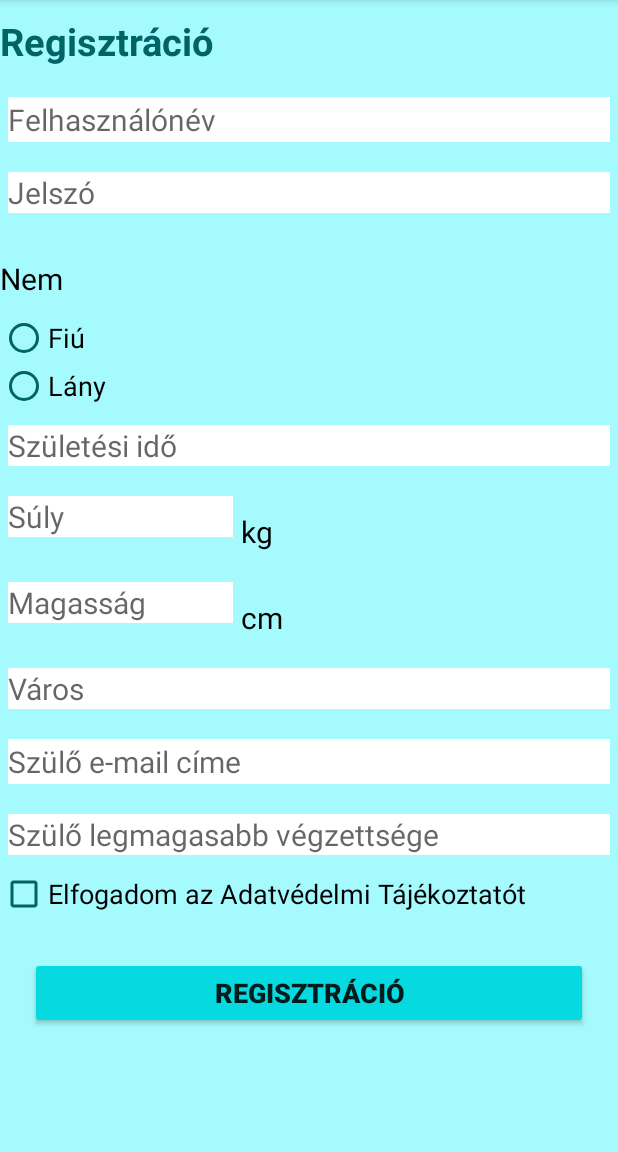
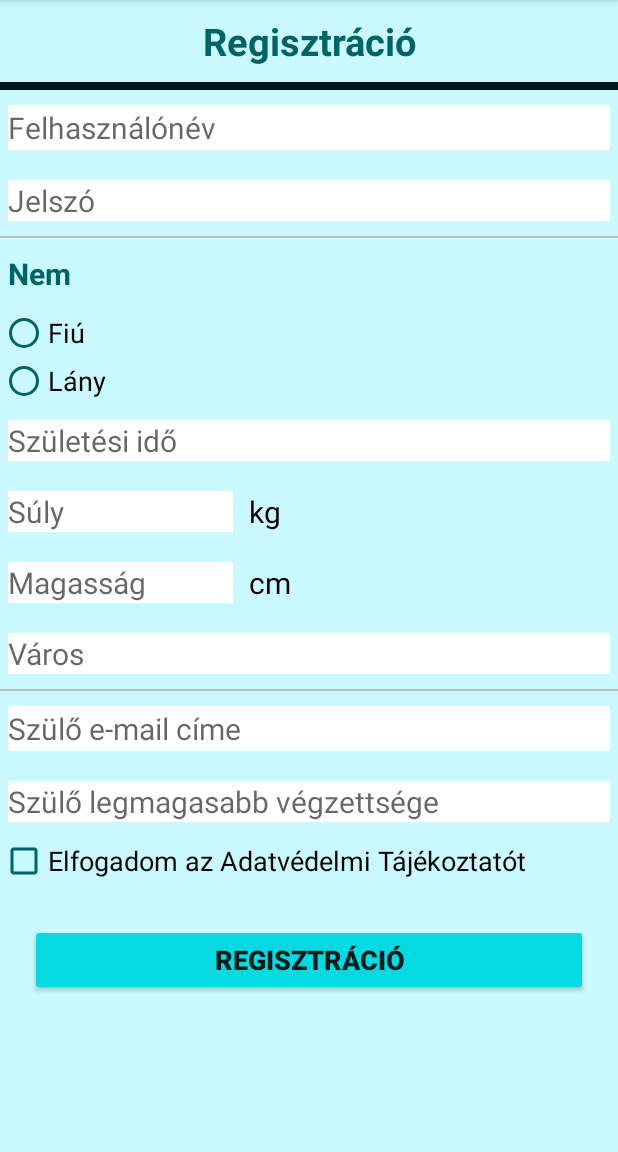
Before and after one commit to riesjulianna/HealthyTamagochi, an Android app: the Registration screen opened directly, with no data from a screen before it, on a phone screen of 412 x 824 dp, the part 84-1236 px from its top. Run offline under Robolectric (Android 15) with nearby library versions, the phone set to English and light mode, and no system bars.

```diff
--- a/app/src/main/AndroidManifest.xml
+++ b/app/src/main/AndroidManifest.xml
@@ -9,6 +9,9 @@
         android:roundIcon="@mipmap/ic_launcher_round"
         android:supportsRtl="true"
         android:theme="@style/Theme.HealthyTamagochi">
+        <activity
+            android:name=".Evaluate"
+            android:exported="true" />
         <activity
             android:name=".Questions1"
             android:exported="true" />
--- a/app/src/main/java/com/example/healthytamagochi/SignIn.java
+++ b/app/src/main/java/com/example/healthytamagochi/SignIn.java
@@ -28,7 +28,7 @@ public class SignIn extends AppCompatActivity {
     {
 
         firstSignIn=true;   // valahogy az adatbázisból kellene kinyerni hogy első bejelentkezés-e
-        sex="boy";   // szintén  az adatbázisból kellene a nemet betölteni
+        sex="girl";   // szintén  az adatbázisból kellene a nemet betölteni
 
         if(username.getText().toString().equals("") || username.getText().toString().equals(""))
         {
--- a/app/src/main/res/layout/activity_registration.xml
+++ b/app/src/main/res/layout/activity_registration.xml
@@ -24,6 +24,12 @@
                 android:layout_height="wrap_content"
                 android:text="Regisztráció" />
 
+            <View
+                android:id="@+id/divider"
+                style="@style/divider"
+                android:layout_width="match_parent"
+                android:layout_height="5dp" />
+
             <EditText
                 android:id="@+id/username"
                 style="@style/signup_editText"
@@ -42,12 +48,20 @@
                 android:hint="Jelszó"
                 android:inputType="textPassword" />
 
+            <View
+                android:id="@+id/divider2"
+                android:layout_width="match_parent"
+                android:layout_height="1dp"
+                android:background="#bdbdbd" />
+
             <TextView
                 android:id="@+id/textView6"
                 style="@style/textView"
                 android:layout_width="match_parent"
                 android:layout_height="wrap_content"
-                android:text="Nem" />
+                android:text="Nem"
+                android:textColor="#006366"
+                android:textStyle="bold" />
 
             <RadioGroup
                 android:id="@+id/sex"
@@ -134,6 +148,12 @@
                 android:hint="Város"
                 android:inputType="textPostalAddress" />
 
+            <View
+                android:id="@+id/divider3"
+                android:layout_width="match_parent"
+                android:layout_height="1dp"
+                android:background="#bdbdbd" />
+
             <EditText
                 android:id="@+id/emailParent"
                 style="@style/signup_editText"
--- a/app/src/main/res/values/styles.xml
+++ b/app/src/main/res/values/styles.xml
@@ -1,11 +1,12 @@
 <?xml version="1.0" encoding="utf-8"?>
 <resources>
     <style name="layout">
-        <item name="android:background">#a4fafc</item>
+        <item name="android:background">#c9f8ff</item>
     </style>
     <style name="divider">
-        <item name="android:background">#5bd0d4</item>
-        <item name="android:height">70dp</item>
+        <item name="android:background">#00181c</item>
+        <item name="android:layout_height">5dp</item>
+
     </style>
     <style name="avatar">
         <item name="android:adjustViewBounds">true</item>
@@ -14,9 +15,17 @@
     </style>
     <style name="textView">
         <item name="android:layout_marginBottom">10dp</item>
-        <item name="android:layout_marginTop">20dp</item>
+        <item name="android:layout_marginTop">10dp</item>
+        <item name="android:layout_marginLeft">5dp</item>
         <item name="android:textSize">20sp</item>
         <item name="android:textColor">#000000</item>
+    </style>
+    <style name="clock">
+        <item name="android:layout_marginBottom">10dp</item>
+        <item name="android:layout_marginTop">10dp</item>
+        <item name="android:layout_marginLeft">5dp</item>
+        <item name="android:textSize">18sp</item>
+        <item name="android:textColor">#e3fffd</item>
     </style>
     <style name="title">
         <item name="android:layout_marginBottom">10dp</item>
@@ -24,6 +33,7 @@
         <item name="android:textSize">25sp</item>
         <item name="android:textStyle">bold</item>
         <item name="android:textColor">#006366</item>
+        <item name="android:gravity">center</item>
     </style>
     <style name="buttons">
         <item name="android:layout_marginBottom">15dp</item>
```
Also changed, not shown: app/src/main/java/com/example/healthytamagochi/Questions1.java (+38 -8 lines), app/src/main/java/com/example/healthytamagochi/SetCharacter.java (+8 -8 lines), app/src/main/res/layout/activity_main.xml (+15 -4 lines), app/src/main/res/layout/activity_questions1.xml (+3 -6 lines), app/src/main/res/layout/activity_set_character.xml (+9 -3 lines), app/src/main/res/layout/activity_sign_in.xml (+13 -4 lines), app/src/main/res/drawable/boy1.jpg (added), app/src/main/res/drawable/boy2.jpg (added), app/src/main/res/drawable/girl1.jpg (added), app/src/main/res/drawable/girl2.jpg (added), app/src/main/res/drawable/home_background.jpg (added).
